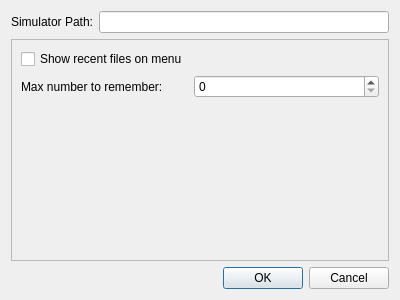
tmatos/progres-ide, file settingsdialog.ui: the form before one commit.
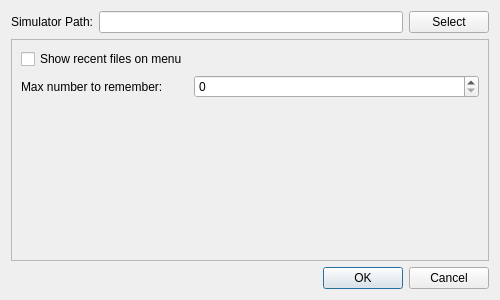
The form after the commit.

Diff of the .ui file:
```diff
--- a/settingsdialog.ui
+++ b/settingsdialog.ui
@@ -6,7 +6,7 @@
    <rect>
     <x>0</x>
     <y>0</y>
-    <width>400</width>
+    <width>500</width>
     <height>300</height>
    </rect>
   </property>
@@ -26,7 +26,14 @@
      <item row="0" column="2">
       <widget class="QLineEdit" name="edtSimulatorPath"/>
      </item>
-     <item row="2" column="1" colspan="2">
+     <item row="0" column="3">
+      <widget class="QPushButton" name="btnSelectSimExe">
+       <property name="text">
+        <string>Select</string>
+       </property>
+      </widget>
+     </item>
+     <item row="2" column="1" colspan="3">
       <widget class="QFrame" name="frame">
        <property name="frameShape">
         <enum>QFrame::StyledPanel</enum>
```
